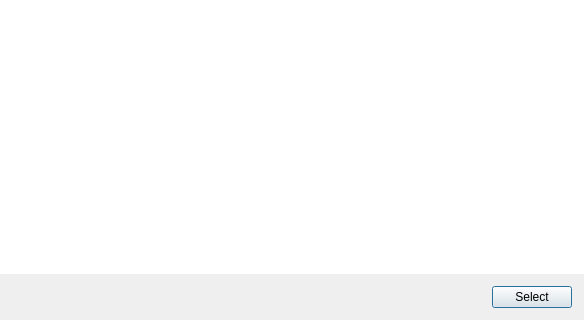
Old version of the form FWAdminLib/LDAP/LDAPTreeDialog.ui in the repository fw-dev/translations; both pictures show x 0 to 584 and y 364 to 684 of the 584 by 684 pixel window.
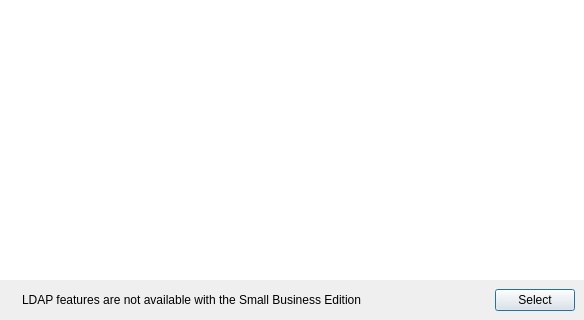
New version of the form. Custom widgets are drawn as their Qt base class.

Patch:
```diff
--- a/FWAdminLib/LDAP/LDAPTreeDialog.ui
+++ b/FWAdminLib/LDAP/LDAPTreeDialog.ui
@@ -35,20 +35,26 @@
    </item>
    <item>
     <widget class="QWidget" name="bottomWidget" native="true">
-     <layout class="QHBoxLayout" name="bottomLayout">
-      <property name="leftMargin">
-       <number>13</number>
-      </property>
-      <property name="topMargin">
-       <number>12</number>
-      </property>
-      <property name="rightMargin">
-       <number>12</number>
-      </property>
-      <property name="bottomMargin">
-       <number>12</number>
-      </property>
-      <item>
+     <layout class="QGridLayout" name="gridLayout">
+      <item row="0" column="0">
+       <layout class="QHBoxLayout" name="horizontalLayout">
+        <item>
+         <widget class="QLabel" name="labelSBEIcon">
+          <property name="text">
+           <string/>
+          </property>
+         </widget>
+        </item>
+        <item>
+         <widget class="QLabel" name="labelSBEWarning">
+          <property name="text">
+           <string>LDAP features are not available with the Small Business Edition</string>
+          </property>
+         </widget>
+        </item>
+       </layout>
+      </item>
+      <item row="0" column="1">
        <spacer name="bottomSpacer">
         <property name="orientation">
          <enum>Qt::Horizontal</enum>
@@ -61,7 +67,7 @@
         </property>
        </spacer>
       </item>
-      <item>
+      <item row="0" column="2">
        <widget class="QPushButton" name="pushButton">
         <property name="text">
          <string>Select</string>
@@ -73,6 +79,13 @@
    </item>
   </layout>
  </widget>
+ <customwidgets>
+  <customwidget>
+   <class>StyledTreeView</class>
+   <extends>QTreeView</extends>
+   <header>FileWaveGuiLib/styledviews/styledtreeview.h</header>
+  </customwidget>
+ </customwidgets>
  <resources/>
  <connections/>
 </ui>
```
Left out of the diff: 13 changed lines with no effect on the pictures.
